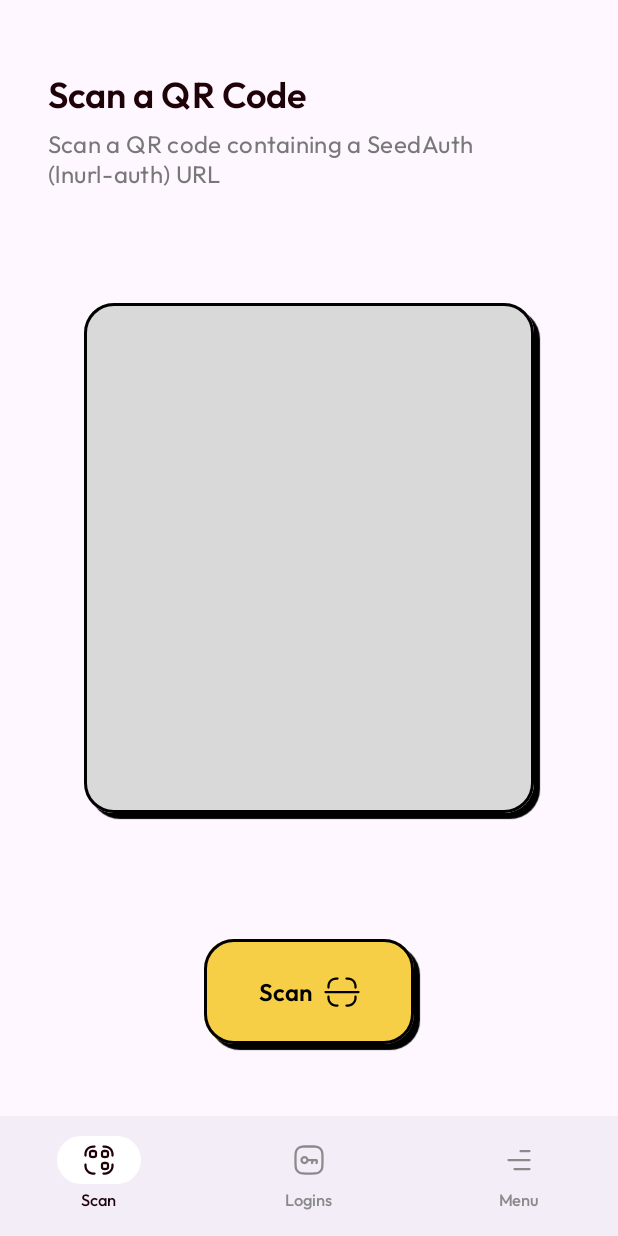
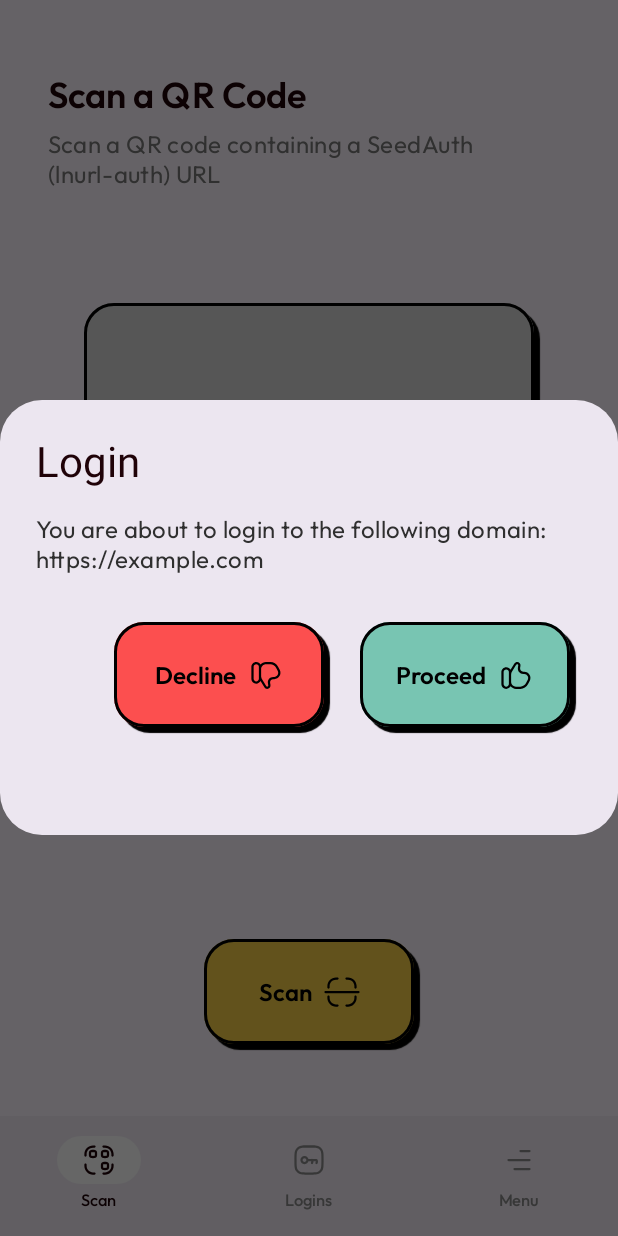
Before and after one commit to thunderbiscuit/gargoyle-seedauth, an Android app built with Jetpack Compose: the screen it shows after launch (MainActivity), on a phone screen of 412 x 824 dp. Run offline under Robolectric (Android 15) with nearby library versions, the phone set to English and light mode, and no system bars; our stand-ins replace accompanist, constraintlayout-compose; libraries missing offline, so code that uses them is left out: androidx.camera.core, androidx.camera.lifecycle, androidx.camera.view, com.google.accompanist.navigation; 3 statements that could not run were skipped.

Commit message:
Add basic alert dialog for login confirmation

```diff
--- a/app/src/main/java/com/goldenraven/gargoyle/ui/HomeNavigation.kt
+++ b/app/src/main/java/com/goldenraven/gargoyle/ui/HomeNavigation.kt
@@ -53,7 +53,6 @@ fun HomeNavigation(
                     "menu_screen" -> slideIntoContainer(AnimatedContentScope.SlideDirection.End, animationSpec = tween(animationDuration))
                     else          -> fadeIn(animationSpec = tween(1000))
                 }
-                // slideIntoContainer(AnimatedContentScope.SlideDirection.Start, animationSpec = tween(animationDuration))
             },
             popEnterTransition = {
                 when (initialState.destination.route) {
@@ -61,7 +60,6 @@ fun HomeNavigation(
                     "menu_screen" -> slideIntoContainer(AnimatedContentScope.SlideDirection.End, animationSpec = tween(animationDuration))
                     else          -> fadeIn(animationSpec = tween(1000))
                 }
-                // slideIntoContainer(AnimatedContentScope.SlideDirection.Start, animationSpec = tween(animationDuration))
             },
             exitTransition = {
                 when (targetState.destination.route) {
@@ -69,7 +67,6 @@ fun HomeNavigation(
                     "menu_screen" -> slideOutOfContainer(AnimatedContentScope.SlideDirection.Start, animationSpec = tween(animationDuration))
                     else          -> fadeOut(animationSpec = tween(1000))
                 }
-                // slideOutOfContainer(AnimatedContentScope.SlideDirection.End, animationSpec = tween(animationDuration))
             },
             popExitTransition = {
                 when (targetState.destination.route) {
@@ -77,7 +74,6 @@ fun HomeNavigation(
                     "menu_screen" -> slideOutOfContainer(AnimatedContentScope.SlideDirection.Start, animationSpec = tween(animationDuration))
                     else          -> fadeOut(animationSpec = tween(1000))
                 }
-                // slideOutOfContainer(AnimatedContentScope.SlideDirection.End, animationSpec = tween(animationDuration))
             }
         ) { LoginsScreen() }
 
--- a/app/src/main/java/com/goldenraven/gargoyle/ui/MenuScreen.kt
+++ b/app/src/main/java/com/goldenraven/gargoyle/ui/MenuScreen.kt
@@ -56,7 +56,7 @@ internal fun MenuScreen() {
             )
             Spacer(modifier = Modifier.weight(1f))
             Icon(
-                painter = painterResource(id = R.drawable.hicon_right_2),
+                painter = painterResource(id = R.drawable.ic_hicon_right_2),
                 contentDescription = "Scan icon",
                 tint = Color(0xff000000)
             )
@@ -78,7 +78,7 @@ internal fun MenuScreen() {
             )
             Spacer(modifier = Modifier.weight(1f))
             Icon(
-                painter = painterResource(id = R.drawable.hicon_right_2),
+                painter = painterResource(id = R.drawable.ic_hicon_right_2),
                 contentDescription = "Scan icon",
                 tint = Color(0xff000000)
             )
@@ -100,7 +100,7 @@ internal fun MenuScreen() {
             )
             Spacer(modifier = Modifier.weight(1f))
             Icon(
-                painter = painterResource(id = R.drawable.hicon_right_2),
+                painter = painterResource(id = R.drawable.ic_hicon_right_2),
                 contentDescription = "Scan icon",
                 tint = Color(0xff000000)
             )
@@ -122,7 +122,7 @@ internal fun MenuScreen() {
             )
             Spacer(modifier = Modifier.weight(1f))
             Icon(
-                painter = painterResource(id = R.drawable.hicon_right_2),
+                painter = painterResource(id = R.drawable.ic_hicon_right_2),
                 contentDescription = "Scan icon",
                 tint = Color(0xff000000)
             )
--- a/app/src/main/java/com/goldenraven/gargoyle/ui/ScanScreen.kt
+++ b/app/src/main/java/com/goldenraven/gargoyle/ui/ScanScreen.kt
@@ -31,7 +31,6 @@ import androidx.compose.ui.unit.dp
 import androidx.compose.ui.viewinterop.AndroidView
 import androidx.constraintlayout.compose.ChainStyle
 import androidx.constraintlayout.compose.ConstraintLayout
-import androidx.constraintlayout.compose.Dimension
 import androidx.core.content.ContextCompat
 import com.goldenraven.gargoyle.R
 import com.goldenraven.gargoyle.ui.theme.GargoyleTypography
@@ -43,6 +42,15 @@ import com.goldenraven.gargoyle.utils.QrCodeAnalyzer
 internal fun ScanScreen() {
     var scannerOpen: Boolean by remember {
         mutableStateOf(false)
+    }
+
+    val openDialog = remember { mutableStateOf(true) }
+
+    if (openDialog.value) {
+        LoginDialog(
+            domain = "https://example.com",
+            openDialog = openDialog
+        )
     }
 
     ConstraintLayout(
@@ -128,7 +136,7 @@ internal fun ScanScreen() {
                 )
                 Spacer(modifier = Modifier.width(8.dp))
                 Icon(
-                    painter = if (!scannerOpen) painterResource(id = R.drawable.hicon_scan_1) else painterResource(id = R.drawable.hicon_close_circle),
+                    painter = if (!scannerOpen) painterResource(id = R.drawable.ic_hicon_scan_1) else painterResource(id = R.drawable.ic_hicon_close_circle),
                     contentDescription = if (!scannerOpen) "Scan icon" else "Cancel icon",
                     tint = Color(0xff000000)
                 )
@@ -229,3 +237,90 @@ fun ScannerBox(scannerOpen: Boolean) {
         }
     }
 }
+
+// TODO: add icon
+@Composable
+private fun LoginDialog(domain: String, openDialog: MutableState<Boolean>) {
+    AlertDialog(
+        // modifier = Modifier.height(400.dp),
+        onDismissRequest = {},
+        title = {
+            Text(
+                text = "Login",
+                style = GargoyleTypography.headlineMedium,
+                color = Color(0xff1f0208)
+            )
+        },
+        text = {
+            Text(
+                text = "You are about to login to the following domain: $domain",
+                color = Color(0xff2f2f2f)
+            )
+        },
+
+        dismissButton = {
+            Button(
+                onClick = {
+                    Log.i("ScanScreen", "User declined the login")
+                    openDialog.value = false
+                },
+                colors = ButtonDefaults.buttonColors(containerColor = Color(0xfffc4f4f)),
+                shape = RoundedCornerShape(20.dp),
+                border = standardBorder,
+                modifier = Modifier
+                    .padding(top = 4.dp, start = 4.dp, end = 4.dp, bottom = 24.dp)
+                    .standardShadow(20.dp)
+                    .height(70.dp)
+                    .width(140.dp)
+            ) {
+                Row(
+                    verticalAlignment = Alignment.CenterVertically,
+                    modifier = Modifier.padding(vertical = 4.dp)
+                ) {
+                    Text(
+                        text = "Decline",
+                        style = GargoyleTypography.labelLarge,
+                        color = Color(0xff000000)
+                    )
+                    Spacer(modifier = Modifier.width(8.dp))
+                    Icon(
+                        painter = painterResource(id = R.drawable.ic_hicon_dislike),
+                        contentDescription = "Do not log in icon",
+                        tint = Color(0xff000000)
+                    )
+                }
+            }
+        },
+
+        confirmButton = {
+            Button(
+                onClick = {
+                    Log.i("ScanScreen", "User accepted the login")
+                    openDialog.value = false
+                },
+                colors = ButtonDefaults.buttonColors(containerColor = Color(0xff78c5b2)),
+                shape = RoundedCornerShape(20.dp),
+                border = standardBorder,
+                modifier = Modifier
+                    .padding(top = 4.dp, start = 4.dp, end = 4.dp, bottom = 24.dp)
+                    .standardShadow(20.dp)
+                    .height(70.dp)
+                    .width(140.dp)
+            ) {
+                Row(verticalAlignment = Alignment.CenterVertically, modifier = Modifier.padding(vertical = 4.dp)) {
+                    Text(
+                        text = "Proceed",
+                        style = GargoyleTypography.labelLarge,
+                        color = Color(0xff000000)
+                    )
+                    Spacer(modifier = Modifier.width(8.dp))
+                    Icon(
+                        painter = painterResource(id = R.drawable.ic_hicon_like),
+                        contentDescription = "Proceed icon",
+                        tint = Color(0xff000000)
+                    )
+                }
+            }
+        },
+    )
+}
--- /dev/null
+++ b/app/src/main/res/drawable/ic_hicon_dislike.xml
@@ -0,0 +1,10 @@
+<vector xmlns:android="http://schemas.android.com/apk/res/android"
+    android:width="24dp"
+    android:height="24dp"
+    android:viewportWidth="24"
+    android:viewportHeight="24">
+  <path
+      android:pathData="M5.5,3.25C3.705,3.25 2.25,4.705 2.25,6.5V14.5C2.25,16.295 3.705,17.75 5.5,17.75C6.742,17.75 7.822,17.053 8.369,16.029C8.458,16.176 8.554,16.332 8.658,16.501L10.937,20.203C11.337,20.854 12.046,21.25 12.81,21.25C14.158,21.25 15.189,20.048 14.984,18.716L14.741,17.136C14.548,15.881 15.519,14.75 16.788,14.75H17.478C20.573,14.75 22.585,11.493 21.201,8.726L20.053,6.429C19.079,4.481 17.088,3.25 14.91,3.25H12C10.537,3.25 9.229,3.911 8.358,4.951C7.807,3.938 6.734,3.25 5.5,3.25ZM7.25,6.5C7.25,5.534 6.466,4.75 5.5,4.75C4.534,4.75 3.75,5.534 3.75,6.5V14.5C3.75,15.467 4.534,16.25 5.5,16.25C6.466,16.25 7.25,15.467 7.25,14.5V6.5ZM8.856,13.53C8.754,13.082 8.75,12.609 8.75,11.434V8C8.75,6.205 10.205,4.75 12,4.75H14.91C16.52,4.75 17.991,5.66 18.711,7.099L19.86,9.396C20.745,11.167 19.458,13.25 17.478,13.25H16.788C14.6,13.25 12.926,15.201 13.259,17.364L13.502,18.944C13.567,19.368 13.239,19.75 12.81,19.75C12.567,19.75 12.342,19.624 12.214,19.417L9.984,15.792C9.368,14.791 9.123,14.386 8.976,13.951C8.929,13.813 8.889,13.672 8.856,13.53Z"
+      android:fillColor="#000000"
+      android:fillType="evenOdd"/>
+</vector>
--- /dev/null
+++ b/app/src/main/res/drawable/ic_hicon_like.xml
@@ -0,0 +1,10 @@
+<vector xmlns:android="http://schemas.android.com/apk/res/android"
+    android:width="24dp"
+    android:height="24dp"
+    android:viewportWidth="24"
+    android:viewportHeight="24">
+  <path
+      android:pathData="M12,21.25C10.537,21.25 9.229,20.589 8.358,19.549C7.807,20.562 6.734,21.25 5.5,21.25C3.705,21.25 2.25,19.795 2.25,18V10C2.25,8.205 3.705,6.75 5.5,6.75C6.742,6.75 7.822,7.447 8.369,8.471C8.458,8.324 8.554,8.168 8.658,7.999L10.937,4.297C11.337,3.646 12.046,3.25 12.81,3.25C14.158,3.25 15.189,4.452 14.984,5.784L14.741,7.364C14.548,8.619 15.519,9.75 16.788,9.75H17.478C20.573,9.75 22.585,13.007 21.201,15.774L20.053,18.072C19.079,20.02 17.088,21.25 14.91,21.25H12ZM12.214,5.083C12.342,4.876 12.567,4.75 12.81,4.75C13.239,4.75 13.567,5.132 13.502,5.556L13.259,7.136C12.926,9.299 14.6,11.25 16.788,11.25H17.478C19.458,11.25 20.745,13.333 19.86,15.104L18.711,17.401C17.991,18.84 16.52,19.75 14.91,19.75H12C10.205,19.75 8.75,18.295 8.75,16.5V13.066C8.75,11.891 8.754,11.418 8.856,10.97C8.889,10.828 8.929,10.687 8.976,10.549C9.123,10.114 9.368,9.709 9.984,8.708L12.214,5.083ZM5.5,8.25C6.466,8.25 7.25,9.033 7.25,10V18C7.25,18.966 6.466,19.75 5.5,19.75C4.534,19.75 3.75,18.966 3.75,18V10C3.75,9.033 4.534,8.25 5.5,8.25Z"
+      android:fillColor="#000000"
+      android:fillType="evenOdd"/>
+</vector>
```
Also changed, not shown: app/src/main/res/drawable/ic_hicon_close_circle.xml (renamed from app/src/main/res/drawable/hicon_close_circle.xml), app/src/main/res/drawable/ic_hicon_right_2.xml (renamed from app/src/main/res/drawable/hicon_right_2.xml), app/src/main/res/drawable/ic_hicon_scan_1.xml (renamed from app/src/main/res/drawable/hicon_scan_1.xml).
